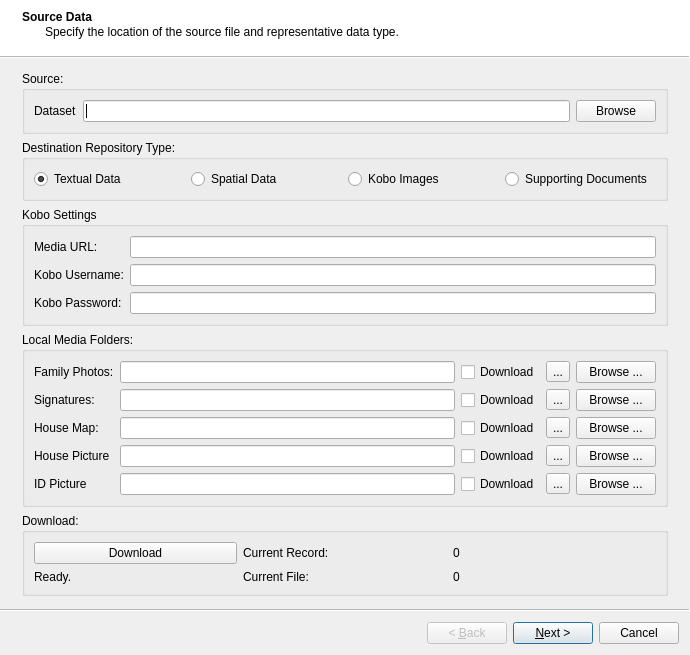
gltn/stdm, file ui/ui_import_data.ui: the form before one commit.
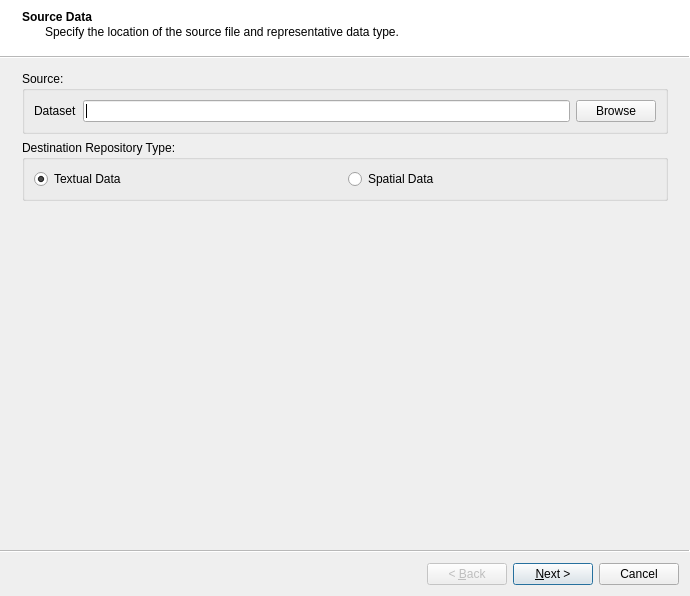
The form after the commit. Icons and pictures are not drawn.

Commit message: Separated the kobo download window from import window

Diff of the .ui file:
```diff
--- a/ui/ui_import_data.ui
+++ b/ui/ui_import_data.ui
@@ -7,7 +7,7 @@
     <x>0</x>
     <y>0</y>
     <width>690</width>
-    <height>576</height>
+    <height>596</height>
    </rect>
   </property>
   <property name="windowTitle">
@@ -77,289 +77,6 @@
         <widget class="QRadioButton" name="rbSpType">
          <property name="text">
           <string>Spatial Data</string>
-         </property>
-        </widget>
-       </item>
-       <item>
-        <widget class="QRadioButton" name="rbKoboMedia">
-         <property name="text">
-          <string>Kobo Images</string>
-         </property>
-        </widget>
-       </item>
-       <item>
-        <widget class="QRadioButton" name="rbSupportDoc">
-         <property name="text">
-          <string>Supporting Documents</string>
-         </property>
-        </widget>
-       </item>
-      </layout>
-     </widget>
-    </item>
-    <item>
-     <widget class="QGroupBox" name="groupBox_7">
-      <property name="title">
-       <string>Kobo Settings</string>
-      </property>
-      <layout class="QGridLayout" name="gridLayout_4">
-       <item row="0" column="0">
-        <widget class="QLabel" name="label_4">
-         <property name="text">
-          <string>Media URL:</string>
-         </property>
-        </widget>
-       </item>
-       <item row="1" column="0">
-        <widget class="QLabel" name="label_5">
-         <property name="text">
-          <string>Kobo Username:</string>
-         </property>
-        </widget>
-       </item>
-       <item row="1" column="1">
-        <widget class="QLineEdit" name="edtKoboUsername">
-         <property name="readOnly">
-          <bool>false</bool>
-         </property>
-        </widget>
-       </item>
-       <item row="2" column="1">
-        <widget class="QLineEdit" name="edtKoboPassword">
-         <property name="echoMode">
-          <enum>QLineEdit::Password</enum>
-         </property>
-        </widget>
-       </item>
-       <item row="0" column="1">
-        <widget class="QLineEdit" name="edtMediaUrl">
-         <property name="readOnly">
-          <bool>false</bool>
-         </property>
-        </widget>
-       </item>
-       <item row="2" column="0">
-        <widget class="QLabel" name="label_6">
-         <property name="text">
-          <string>Kobo Password:</string>
-         </property>
-        </widget>
-       </item>
-      </layout>
-     </widget>
-    </item>
-    <item>
-     <widget class="QGroupBox" name="groupBox_8">
-      <property name="title">
-       <string>Local Media Folders:</string>
-      </property>
-      <layout class="QGridLayout" name="gridLayout_6">
-       <item row="4" column="0">
-        <widget class="QLabel" name="label_12">
-         <property name="text">
-          <string>ID Picture</string>
-         </property>
-        </widget>
-       </item>
-       <item row="1" column="0">
-        <widget class="QLabel" name="label_8">
-         <property name="text">
-          <string>Signatures:</string>
-         </property>
-        </widget>
-       </item>
-       <item row="1" column="1">
-        <widget class="QLineEdit" name="edtSignFolder"/>
-       </item>
-       <item row="0" column="1">
-        <widget class="QLineEdit" name="edtFamilyFolder"/>
-       </item>
-       <item row="0" column="0">
-        <widget class="QLabel" name="label_7">
-         <property name="text">
-          <string>Family Photos:</string>
-         </property>
-        </widget>
-       </item>
-       <item row="2" column="0">
-        <widget class="QLabel" name="label_9">
-         <property name="text">
-          <string>House Map:</string>
-         </property>
-        </widget>
-       </item>
-       <item row="1" column="3">
-        <widget class="QToolButton" name="tbSignFolder">
-         <property name="text">
-          <string>...</string>
-         </property>
-        </widget>
-       </item>
-       <item row="2" column="3">
-        <widget class="QToolButton" name="tbHouseFolder">
-         <property name="text">
-          <string>...</string>
-         </property>
-        </widget>
-       </item>
-       <item row="2" column="1">
-        <widget class="QLineEdit" name="edtHouseFolder"/>
-       </item>
-       <item row="0" column="3">
-        <widget class="QToolButton" name="tbFamilyFolder">
-         <property name="text">
-          <string>...</string>
-         </property>
-        </widget>
-       </item>
-       <item row="0" column="4">
-        <widget class="QPushButton" name="btnFamilyBrowse">
-         <property name="text">
-          <string>Browse ...</string>
-         </property>
-        </widget>
-       </item>
-       <item row="1" column="4">
-        <widget class="QPushButton" name="btnSignFolder">
-         <property name="text">
-          <string>Browse ...</string>
-         </property>
-        </widget>
-       </item>
-       <item row="2" column="4">
-        <widget class="QPushButton" name="btnHouseFolder">
-         <property name="text">
-          <string>Browse ...</string>
-         </property>
-        </widget>
-       </item>
-       <item row="0" column="2">
-        <widget class="QCheckBox" name="cbFamilyPhoto">
-         <property name="text">
-          <string>Download</string>
-         </property>
-         <property name="checkable">
-          <bool>true</bool>
-         </property>
-        </widget>
-       </item>
-       <item row="1" column="2">
-        <widget class="QCheckBox" name="cbSign">
-         <property name="text">
-          <string>Download</string>
-         </property>
-        </widget>
-       </item>
-       <item row="2" column="2">
-        <widget class="QCheckBox" name="cbHousePhoto">
-         <property name="text">
-          <string>Download</string>
-         </property>
-        </widget>
-       </item>
-       <item row="3" column="0">
-        <widget class="QLabel" name="label_11">
-         <property name="text">
-          <string>House Picture</string>
-         </property>
-        </widget>
-       </item>
-       <item row="3" column="1">
-        <widget class="QLineEdit" name="edtHousePic"/>
-       </item>
-       <item row="3" column="2">
-        <widget class="QCheckBox" name="cbHousePic">
-         <property name="text">
-          <string>Download</string>
-         </property>
-        </widget>
-       </item>
-       <item row="3" column="3">
-        <widget class="QToolButton" name="tbHousePic">
-         <property name="text">
-          <string>...</string>
-         </property>
-        </widget>
-       </item>
-       <item row="3" column="4">
-        <widget class="QPushButton" name="btnHousePic">
-         <property name="text">
-          <string>Browse ...</string>
-         </property>
-        </widget>
-       </item>
-       <item row="4" column="1">
-        <widget class="QLineEdit" name="edtIdPic"/>
-       </item>
-       <item row="4" column="2">
-        <widget class="QCheckBox" name="cbIdPic">
-         <property name="text">
-          <string>Download</string>
-         </property>
-        </widget>
-       </item>
-       <item row="4" column="3">
-        <widget class="QToolButton" name="tbIdPic">
-         <property name="text">
-          <string>...</string>
-         </property>
-        </widget>
-       </item>
-       <item row="4" column="4">
-        <widget class="QPushButton" name="btnIdPic">
-         <property name="text">
-          <string>Browse ...</string>
-         </property>
-        </widget>
-       </item>
-      </layout>
-     </widget>
-    </item>
-    <item>
-     <widget class="QGroupBox" name="groupBox_9">
-      <property name="title">
-       <string>Download:</string>
-      </property>
-      <layout class="QGridLayout" name="gridLayout_7">
-       <item row="0" column="2">
-        <widget class="QLabel" name="lblCurrRecord">
-         <property name="text">
-          <string>0</string>
-         </property>
-        </widget>
-       </item>
-       <item row="0" column="0">
-        <widget class="QPushButton" name="btnDownload">
-         <property name="text">
-          <string>Download</string>
-         </property>
-        </widget>
-       </item>
-       <item row="0" column="1">
-        <widget class="QLabel" name="labelrecord">
-         <property name="text">
-          <string>Current Record:</string>
-         </property>
-        </widget>
-       </item>
-       <item row="1" column="1">
-        <widget class="QLabel" name="label_10">
-         <property name="text">
-          <string>Current File:</string>
-         </property>
-        </widget>
-       </item>
-       <item row="1" column="2">
-        <widget class="QLabel" name="lblCurrFile">
-         <property name="text">
-          <string>0</string>
-         </property>
-        </widget>
-       </item>
-       <item row="1" column="0">
-        <widget class="QLabel" name="lblMsg">
-         <property name="text">
-          <string>Ready.</string>
          </property>
         </widget>
        </item>
```
Left out of the diff: 3 changed lines with no effect on the pictures. The commit also changes 9 other files.
